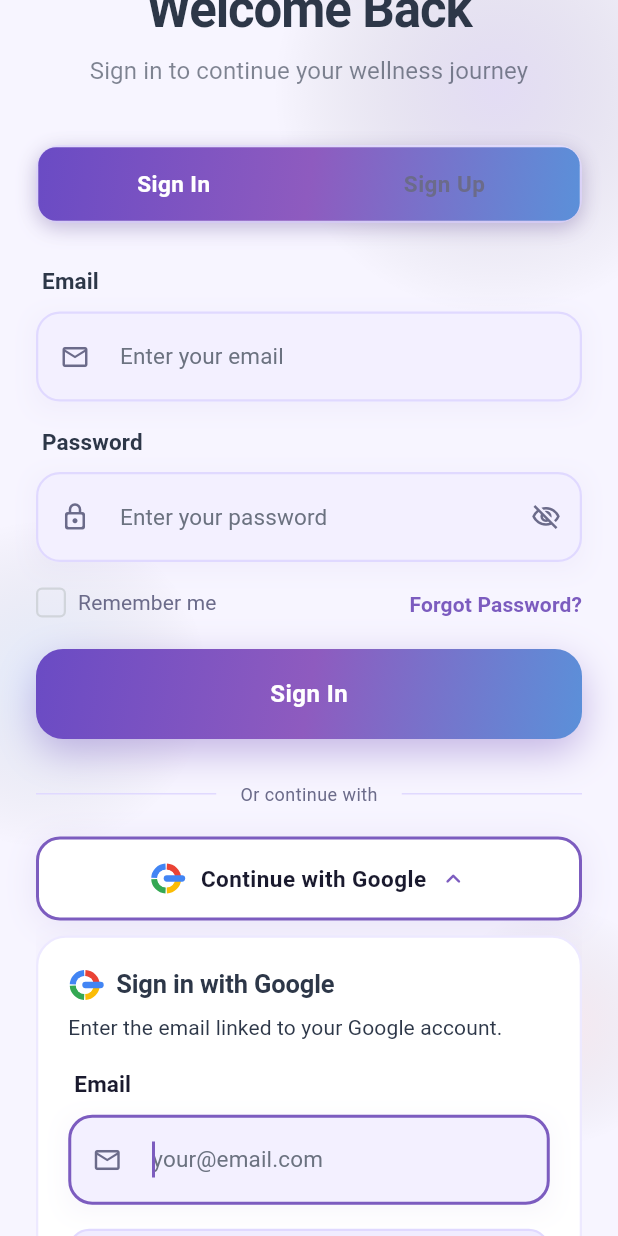
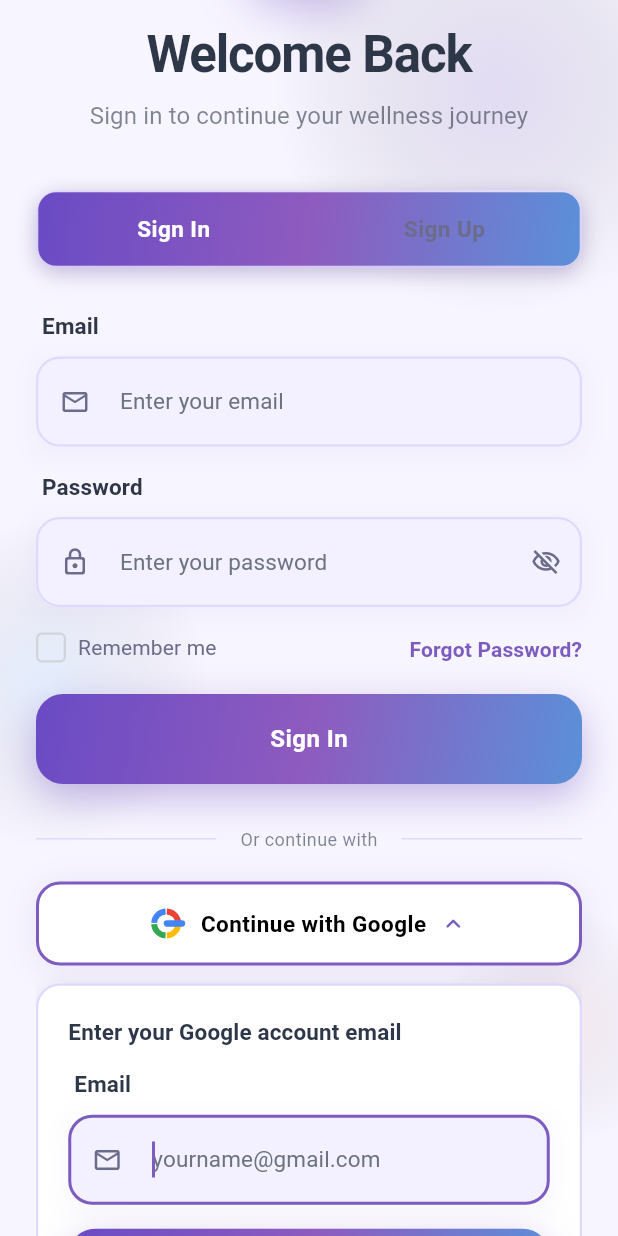
Before and after one commit to MerckValdez21/zenrova, a Flutter app: the screen it shows after launch, after a tap on "Skip", after a tap on "Continue with Google", on a phone screen of 412 x 824 dp. Run offline on Flutter 3.47's test engine with Material 3 defaults, Android fonts, the phone set to English and light mode, and no system bars; our stand-ins replace cloud_firestore, connectivity_plus, firebase_auth, firebase_core, sqflite; accounts and stored records are empty; network calls fail; Roboto replaces fonts that are missing (DMSans, PlayfairDisplay).

Commit message:
idk anymore

```diff
--- a/lib/core/config/firebase_config.dart
+++ b/lib/core/config/firebase_config.dart
@@ -19,20 +19,20 @@
   }
 }
 
-// You'll need to generate this file using FlutterFire CLI
-// Run: flutterfire configure
+// Firebase configuration for real users
+// Replace these values with your actual Firebase project credentials
 class DefaultFirebaseOptions {
   static FirebaseOptions get currentPlatform {
-    // These are placeholder values - you'll need to run flutterfire configure
-    // to get your actual Firebase configuration
+    // TODO: Replace with your actual Firebase project values
+    // Get these from your Firebase Console > Project Settings > General
     return const FirebaseOptions(
-      apiKey: 'your-api-key',
-      appId: 'your-app-id',
-      messagingSenderId: 'your-sender-id',
-      projectId: 'your-project-id',
-      storageBucket: 'your-storage-bucket',
-      authDomain: 'your-auth-domain',
-      measurementId: 'your-measurement-id',
+      apiKey: 'AIzaSyCvOQZ-NDcIdmPSc6MGSfkDrK1lQYWCyF8', // Replace with your API key
+      appId: '1:204314257371:android:2ca9ec469026404c7769fe', // Replace with your App ID
+      messagingSenderId: '204314257371', // Replace with your Sender ID
+      projectId: 'zenrova-app', // Replace with your Project ID
+      storageBucket: 'zenrova-app.appspot.com', // Replace with your Storage Bucket
+      authDomain: 'zenrova-app.firebaseapp.com', // Replace with your Auth Domain
+      measurementId: 'G-528599767', // Replace with your Measurement ID
     );
   }
 }
--- a/lib/core/providers/user_provider.dart
+++ b/lib/core/providers/user_provider.dart
@@ -4,6 +4,11 @@
 class UserProvider with ChangeNotifier {
   UserModel? _user;
   bool _isDarkMode = false;
+
+  UserProvider() {
+    // Ensure we start in light mode
+    _isDarkMode = false;
+  }
 
   UserModel? get user => _user;
 
--- a/lib/features/auth/auth_screen.dart
+++ b/lib/features/auth/auth_screen.dart
@@ -264,6 +264,116 @@
   }
 
   // ── Google panel ───────────────────────────────────────────────
+  Widget _buildGooglePanel() {
+    return Container(
+      margin: const EdgeInsets.only(top: 12),
+      padding: const EdgeInsets.all(20),
+      decoration: BoxDecoration(
+        color: Theme.of(context).colorScheme.surface,
+        borderRadius: BorderRadius.circular(16),
+        border: Border.all(
+          color: Theme.of(context).brightness == Brightness.dark
+              ? const Color(0xFF2A2A2A)
+              : const Color(0xFFE0D9FF),
+          width: 1.5,
+        ),
+        boxShadow: [BoxShadow(
+          color: Theme.of(context).brightness == Brightness.dark
+              ? Colors.black.withValues(alpha: 0.2)
+              : AppColors.shadowSoft,
+          blurRadius: 10,
+          offset: const Offset(0, 3),
+        )],
+      ),
+      child: Column(
+        crossAxisAlignment: CrossAxisAlignment.start,
+        children: [
+          Text(
+            'Enter your Google account email',
+            style: AppTypography.bodyMedium.copyWith(
+              color: Theme.of(context).colorScheme.onSurface,
+              fontWeight: FontWeight.w600,
+            ),
+          ),
+          const SizedBox(height: 12),
+          _buildFieldGroup(
+            controller: _googleEmailCtrl,
+            label: 'Email',
+            hint: 'yourname@gmail.com',
+            icon: Icons.email_outlined,
+            keyboardType: TextInputType.emailAddress,
+            focusNode: _googleFocusNode,
+            hasError: _googleEmailError,
+            validator: (v) {
+              if (v == null || v.trim().isEmpty) return 'Please enter your email';
+              if (!v.contains('@')) return 'Please enter a valid email';
+              return null;
+            },
+          ),
+          if (_googleEmailError) ...[
+            const SizedBox(height: 8),
+            Text(
+              _googleEmailErrText,
+              style: AppTypography.caption.copyWith(
+                color: AppColors.error,
+                fontWeight: FontWeight.w500,
+              ),
+            ),
+          ],
+          const SizedBox(height: 16),
+          Container(
+            decoration: BoxDecoration(
+              gradient: AppColors.primaryGradient,
+              borderRadius: BorderRadius.circular(18),
+              boxShadow: [BoxShadow(
+                color: AppColors.primary.withValues(alpha: 0.42),
+                blurRadius: 22,
+                offset: const Offset(0, 9),
+              )],
+            ),
+            child: ElevatedButton(
+              onPressed: _isGoogleLoading ? null : _handleGoogleContinue,
+              style: ElevatedButton.styleFrom(
+                backgroundColor: Colors.transparent,
+                shadowColor: Colors.transparent,
+                foregroundColor: Colors.white,
+                minimumSize: const Size(double.infinity, 56),
+                shape: RoundedRectangleBorder(
+                  borderRadius: BorderRadius.circular(18),
+                ),
+                padding: EdgeInsets.zero,
+              ),
+              child: _isGoogleLoading
+                  ? const SizedBox(
+                      width: 24,
+                      height: 24,
+                      child: CircularProgressIndicator(
+                        color: Colors.white,
+                        strokeWidth: 2.5,
+                      ),
+                    )
+                  : Row(
+                      mainAxisAlignment: MainAxisAlignment.center,
+                      children: [
+                        const _GoogleLogo(),
+                        const SizedBox(width: 12),
+                        Text(
+                          'Continue with Google',
+                          style: AppTypography.button.copyWith(
+                            color: Colors.white,
+                            fontSize: 15,
+                            fontWeight: FontWeight.w600,
+                          ),
+                        ),
+                      ],
+                    ),
+            ),
+          ),
+        ],
+      ),
+    );
+  }
+
   void _toggleGooglePanel() {
     HapticFeedback.lightImpact();
     final opening = !_showGooglePanel;
@@ -488,11 +598,11 @@
     return Container(
       height: 52,
       decoration: BoxDecoration(
-        color: AppColors.surface,
+        color: Theme.of(context).colorScheme.surface,
         borderRadius: BorderRadius.circular(16),
-        border: Border.all(color: const Color(0xFFE8E3FF), width: 1.5),
+        border: Border.all(color: Theme.of(context).brightness == Brightness.dark ? const Color(0xFF2A2A2A) : const Color(0xFFE8E3FF), width: 1.5),
         boxShadow: [BoxShadow(
-            color: AppColors.shadowSoft, blurRadius: 10,
+            color: Theme.of(context).brightness == Brightness.dark ? Colors.black.withValues(alpha: 0.2) : AppColors.shadowSoft, blurRadius: 10,
             offset: const Offset(0, 3))],
       ),
       child: Stack(children: [
@@ -806,14 +916,14 @@
   // ─── Divider ──────────────────────────────────────────────────────
   Widget _buildDivider() {
     return Row(children: [
-      Expanded(child: Container(height: 1, color: const Color(0xFFE0D9FF))),
+      Expanded(child: Container(height: 1, color: Theme.of(context).brightness == Brightness.dark ? const Color(0xFF2A2A2A) : const Color(0xFFE0D9FF))),
       Padding(
         padding: const EdgeInsets.symmetric(horizontal: 16),
         child: Text('Or continue with',
             style: AppTypography.caption.copyWith(
-                color: AppColors.onSurfaceMuted, letterSpacing: 0.3)),
+                color: Theme.of(context).colorScheme.onSurface.withValues(alpha: 0.6), letterSpacing: 0.3)),
       ),
-      Expanded(child: Container(height: 1, color: const Color(0xFFE0D9FF))),
+      Expanded(child: Container(height: 1, color: Theme.of(context).brightness == Brightness.dark ? const Color(0xFF2A2A2A) : const Color(0xFFE0D9FF))),
     ]);
   }
 
@@ -825,17 +935,17 @@
         duration: const Duration(milliseconds: 220),
         height: 56,
         decoration: BoxDecoration(
-          color: AppColors.surface,
+          color: Theme.of(context).colorScheme.surface,
           borderRadius: BorderRadius.circular(16),
           border: Border.all(
             color: _showGooglePanel
-                ? AppColors.primary : const Color(0xFFE0D9FF),
+                ? AppColors.primary : (Theme.of(context).brightness == Brightness.dark ? const Color(0xFF2A2A2A) : const Color(0xFFE0D9FF)),
             width: _showGooglePanel ? 2.0 : 1.5,
           ),
           boxShadow: [BoxShadow(
             color: _showGooglePanel
                 ? AppColors.primary.withValues(alpha: 0.12)
-                : AppColors.shadowSoft,
+                : (Theme.of(context).brightness == Brightness.dark ? Colors.black.withValues(alpha: 0.2) : AppColors.shadowSoft),
             blurRadius: _showGooglePanel ? 18 : 10,
             offset: const Offset(0, 3))],
         ),
@@ -846,7 +956,7 @@
             const SizedBox(width: 12),
             Text('Continue with Google',
                 style: AppTypography.button.copyWith(
-                    color: AppColors.onSurface,
+                    color: Theme.of(context).brightness == Brightness.dark ? Colors.white : Colors.black,
                     fontWeight: FontWeight.w600,
                     fontSize: 15)),
             const SizedBox(width: 8),
@@ -857,173 +967,9 @@
               child: Icon(Icons.keyboard_arrow_down_rounded,
                   size: 20,
                   color: _showGooglePanel
-                      ? AppColors.primary : AppColors.onSurfaceMuted),
+                      ? AppColors.primary : (Theme.of(context).brightness == Brightness.dark ? Colors.white.withValues(alpha: 0.7) : Colors.black.withValues(alpha: 0.6))),
             ),
           ],
-        ),
-      ),
-    );
-  }
-
-  // ─── Google email panel ───────────────────────────────────────────
-  Widget _buildGooglePanel() {
-    return Container(
-      margin: const EdgeInsets.only(top: 10),
-      padding: const EdgeInsets.fromLTRB(20, 20, 20, 20),
-      decoration: BoxDecoration(
-        color: AppColors.surface,
-        borderRadius: BorderRadius.circular(20),
-        border: Border.all(color: const Color(0xFFEDE9FF), width: 1.5),
-        boxShadow: [BoxShadow(
-          color: AppColors.primary.withValues(alpha: 0.07),
-          blurRadius: 20, offset: const Offset(0, 6))],
-      ),
-      child: Column(
-        crossAxisAlignment: CrossAxisAlignment.start,
-        children: [
-          Row(children: [
-            const _GoogleLogo(),
-            const SizedBox(width: 10),
-            Text('Sign in with Google',
-                style: AppTypography.heading4
-                    .copyWith(color: Theme.of(context).colorScheme.onSurface)),
-          ]),
-          const SizedBox(height: 6),
-          Text('Enter the email linked to your Google account.',
-              style: AppTypography.body2
-                  .copyWith(color: Theme.of(context).colorScheme.onSurfaceVariant)),
-          const SizedBox(height: 16),
-          _buildGoogleEmailField(),
-          AnimatedSize(
-            duration: const Duration(milliseconds: 200),
-            curve: Curves.easeOut,
-            child: _googleEmailError
-                ? Padding(
-                    padding: const EdgeInsets.only(top: 8, left: 4),
-                    child: Row(children: [
-                      const Icon(Icons.error_outline_rounded,
-                          size: 14, color: AppColors.error),
-                      const SizedBox(width: 6),
-                      Flexible(child: Text(_googleEmailErrText,
-                          style: AppTypography.caption
-                              .copyWith(color: AppColors.error))),
-                    ]),
-                  )
-                : const SizedBox.shrink(),
-          ),
-          const SizedBox(height: 16),
-          _buildGoogleContinueButton(),
-          const SizedBox(height: 14),
-          Container(
-            padding: const EdgeInsets.symmetric(horizontal: 14, vertical: 10),
-            decoration: BoxDecoration(
-              color: const Color(0xFFF7F5FF),
-              borderRadius: BorderRadius.circular(12),
-              border: Border.all(color: const Color(0xFFEDE9FF), width: 1),
-            ),
-            child: Row(children: [
-              Icon(Icons.lock_outline_rounded,
-                  size: 15,
-                  color: AppColors.primary.withValues(alpha: 0.7)),
-              const SizedBox(width: 8),
-              Expanded(child: Text(
-                  "We'll verify your Google account securely. Your data is safe.",
-                  style: AppTypography.caption.copyWith(
-                      color: AppColors.onSurfaceMuted, height: 1.45))),
-            ]),
-          ),
-        ],
-      ),
-    );
-  }
-
-  Widget _buildGoogleEmailField() {
-    return Column(
-      crossAxisAlignment: CrossAxisAlignment.start,
-      children: [
-        Padding(
-          padding: const EdgeInsets.only(left: 4, bottom: 8),
-          child: Text('Email',
-              style: AppTypography.bodyMedium.copyWith(
-                  color: AppColors.onSurface, fontWeight: FontWeight.w600)),
-        ),
-        Container(
-          decoration: BoxDecoration(
-            boxShadow: [BoxShadow(
-              color: _googleEmailError
-                  ? AppColors.error.withValues(alpha: 0.08)
-                  : AppColors.primary.withValues(alpha: 0.06),
-              blurRadius: 14, offset: const Offset(0, 4))],
-          ),
-          child: TextField(
-            controller: _googleEmailCtrl,
-            focusNode: _googleFocusNode,
-            keyboardType: TextInputType.emailAddress,
-            onSubmitted: (_) => _handleGoogleContinue(),
-            style: AppTypography.input.copyWith(color: Theme.of(context).colorScheme.onSurface),
-            decoration: InputDecoration(
-              hintText: 'your@email.com',
-              enabledBorder: _googleEmailError
-                  ? OutlineInputBorder(
-                      borderRadius: BorderRadius.circular(16),
-                      borderSide: const BorderSide(
-                          color: AppColors.error, width: 1.5))
-                  : null,
-              prefixIcon: Padding(
-                padding: const EdgeInsets.symmetric(horizontal: 16),
-                child: Icon(Icons.email_outlined, size: 20,
-                    color: _googleEmailError
-                        ? AppColors.error : AppColors.onSurfaceMuted),
-              ),
-              prefixIconConstraints:
-                  const BoxConstraints(minWidth: 52, minHeight: 52),
-            ),
-          ),
-        ),
-      ],
-    );
-  }
-
-  Widget _buildGoogleContinueButton() {
-    return GestureDetector(
-      onTap: _isGoogleLoading ? null : _handleGoogleContinue,
-      child: AnimatedContainer(
-        duration: const Duration(milliseconds: 200),
-        height: 54,
-        decoration: BoxDecoration(
-          color: _isGoogleLoading
-              ? AppColors.primary.withValues(alpha: 0.85)
-              : const Color(0xFFF0ECFF),
-          borderRadius: BorderRadius.circular(14),
-          border: Border.all(
-            color: _isGoogleLoading
-                ? AppColors.primary : const Color(0xFFE0D9FF),
-            width: 1.5,
-          ),
-        ),
-        child: Center(
-          child: _isGoogleLoading
-              ? Row(mainAxisAlignment: MainAxisAlignment.center, children: [
-                  const SizedBox(width: 20, height: 20,
-                      child: CircularProgressIndicator(
-                          strokeWidth: 2.5, color: Colors.white)),
-                  const SizedBox(width: 12),
-                  Text('Signing in…',
-                      style: AppTypography.button
-                          .copyWith(color: Colors.white, fontSize: 15)),
-                ])
-              : Row(mainAxisAlignment: MainAxisAlignment.center, children: [
-                  const _GoogleLogo(),
-                  const SizedBox(width: 10),
-                  Text('Continue with Google',
-                      style: AppTypography.button.copyWith(
-                          color: AppColors.primary,
-                          fontWeight: FontWeight.w600,
-                          fontSize: 15)),
-                  const SizedBox(width: 6),
-                  const Icon(Icons.arrow_forward_rounded,
-                      size: 16, color: AppColors.primary),
-                ]),
         ),
       ),
     );
@@ -1034,11 +980,11 @@
     return Container(
       height: 56,
       decoration: BoxDecoration(
-        color: AppColors.surface,
+        color: Theme.of(context).colorScheme.surface,
         borderRadius: BorderRadius.circular(16),
-        border: Border.all(color: const Color(0xFFE0D9FF), width: 1.5),
+        border: Border.all(color: Theme.of(context).brightness == Brightness.dark ? const Color(0xFF2A2A2A) : const Color(0xFFE0D9FF), width: 1.5),
         boxShadow: [BoxShadow(
-            color: AppColors.shadowSoft, blurRadius: 10,
+            color: Theme.of(context).brightness == Brightness.dark ? Colors.black.withValues(alpha: 0.2) : AppColors.shadowSoft, blurRadius: 10,
             offset: const Offset(0, 3))],
       ),
       child: ElevatedButton(
@@ -1048,7 +994,7 @@
         style: ElevatedButton.styleFrom(
           backgroundColor: Colors.transparent,
           shadowColor: Colors.transparent,
-          foregroundColor: AppColors.onSurface,
+          foregroundColor: Theme.of(context).colorScheme.onSurface,
           minimumSize: const Size(double.infinity, 56),
           shape: RoundedRectangleBorder(
               borderRadius: BorderRadius.circular(16)),
@@ -1073,7 +1019,7 @@
             const SizedBox(width: 12),
             Text('Continue with Facebook',
                 style: AppTypography.button.copyWith(
-                    color: AppColors.onSurface,
+                    color: Theme.of(context).brightness == Brightness.dark ? Colors.white : Colors.black,
                     fontWeight: FontWeight.w600,
                     fontSize: 15)),
           ],
@@ -1087,11 +1033,11 @@
     return Container(
       height: 56,
       decoration: BoxDecoration(
-        color: AppColors.surface,
+        color: Theme.of(context).colorScheme.surface,
         borderRadius: BorderRadius.circular(16),
-        border: Border.all(color: const Color(0xFFE8E3FF), width: 1.5),
+        border: Border.all(color: Theme.of(context).brightness == Brightness.dark ? const Color(0xFF2A2A2A) : const Color(0xFFE8E3FF), width: 1.5),
         boxShadow: [BoxShadow(
-          color: AppColors.shadowSoft,
+          color: Theme.of(context).brightness == Brightness.dark ? Colors.black.withValues(alpha: 0.2) : AppColors.shadowSoft,
           blurRadius: 10,
           offset: const Offset(0, 3),
         )],
```
Also changed, not shown: lib/features/admin/admin_login_screen.dart (+37 -23 lines), lib/features/auth/auth_view_model.dart (+82 -6 lines), lib/services/firestore_service.dart (+184 -0 lines), 1 other file.
